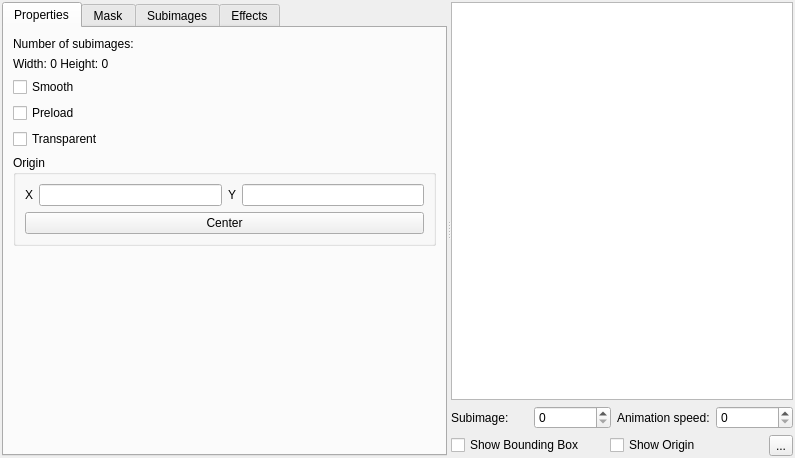
Above: widgets/spritewidget.ui from enigma-dev/RadialGM before the change. Below: the same form after it.
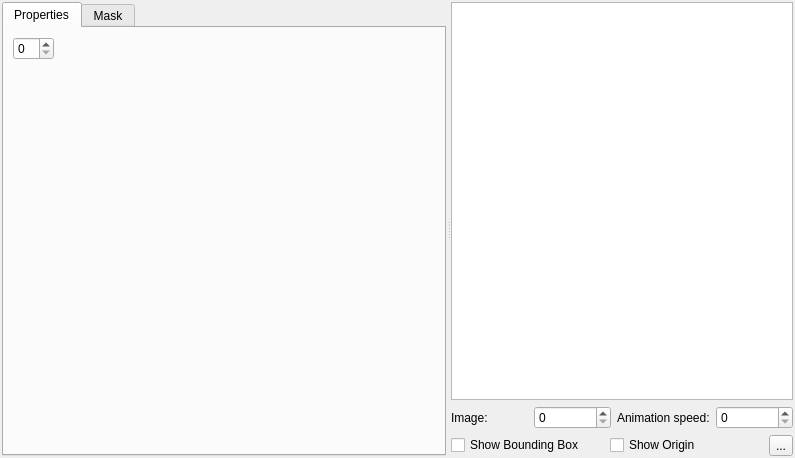
That is the form after the change. The open tabs and pages were chosen to show the change. Icons and pictures are not drawn.

```diff
--- a/widgets/spritewidget.ui
+++ b/widgets/spritewidget.ui
@@ -28,10 +28,34 @@
    </property>
    <item>
     <widget class="QSplitter" name="splitter">
+     <property name="sizePolicy">
+      <sizepolicy hsizetype="Expanding" vsizetype="Preferred">
+       <horstretch>0</horstretch>
+       <verstretch>0</verstretch>
+      </sizepolicy>
+     </property>
+     <property name="minimumSize">
+      <size>
+       <width>0</width>
+       <height>0</height>
+      </size>
+     </property>
      <property name="orientation">
       <enum>Qt::Horizontal</enum>
      </property>
+     <property name="opaqueResize">
+      <bool>true</bool>
+     </property>
+     <property name="handleWidth">
+      <number>5</number>
+     </property>
      <widget class="QTabWidget" name="tabWidget">
+      <property name="sizePolicy">
+       <sizepolicy hsizetype="Expanding" vsizetype="Expanding">
+        <horstretch>0</horstretch>
+        <verstretch>0</verstretch>
+       </sizepolicy>
+      </property>
       <property name="currentIndex">
        <number>0</number>
       </property>
@@ -40,122 +64,11 @@
         <string>Properties</string>
        </attribute>
        <layout class="QFormLayout" name="formLayout_5">
-        <item row="0" column="0" colspan="2">
-         <layout class="QVBoxLayout" name="verticalLayout_6">
-          <item>
-           <layout class="QVBoxLayout" name="verticalLayout_4">
-            <item>
-             <widget class="QLabel" name="label_3">
-              <property name="sizePolicy">
-               <sizepolicy hsizetype="Preferred" vsizetype="Fixed">
-                <horstretch>0</horstretch>
-                <verstretch>0</verstretch>
-               </sizepolicy>
-              </property>
-              <property name="text">
-               <string>Number of subimages:</string>
-              </property>
-             </widget>
-            </item>
-            <item>
-             <widget class="QLabel" name="label_4">
-              <property name="sizePolicy">
-               <sizepolicy hsizetype="Preferred" vsizetype="Fixed">
-                <horstretch>0</horstretch>
-                <verstretch>0</verstretch>
-               </sizepolicy>
-              </property>
-              <property name="text">
-               <string>Width: 0 Height: 0</string>
-              </property>
-             </widget>
-            </item>
-            <item>
-             <widget class="QCheckBox" name="checkBox_3">
-              <property name="text">
-               <string>Smooth</string>
-              </property>
-             </widget>
-            </item>
-            <item>
-             <widget class="QCheckBox" name="checkBox_4">
-              <property name="text">
-               <string>Preload</string>
-              </property>
-             </widget>
-            </item>
-            <item>
-             <widget class="QCheckBox" name="checkBox_5">
-              <property name="text">
-               <string>Transparent</string>
-              </property>
-             </widget>
-            </item>
-           </layout>
-          </item>
-          <item>
-           <widget class="QGroupBox" name="groupBox_3">
-            <property name="sizePolicy">
-             <sizepolicy hsizetype="Preferred" vsizetype="Fixed">
-              <horstretch>0</horstretch>
-              <verstretch>0</verstretch>
-             </sizepolicy>
-            </property>
-            <property name="title">
-             <string>Origin</string>
-            </property>
-            <layout class="QVBoxLayout" name="verticalLayout_5">
-             <item>
-              <layout class="QVBoxLayout" name="verticalLayout_3">
-               <item>
-                <layout class="QHBoxLayout" name="horizontalLayout_3">
-                 <item>
-                  <widget class="QLabel" name="label_6">
-                   <property name="sizePolicy">
-                    <sizepolicy hsizetype="Preferred" vsizetype="Fixed">
-                     <horstretch>0</horstretch>
-                     <verstretch>0</verstretch>
-                    </sizepolicy>
-                   </property>
-                   <property name="text">
-                    <string>X</string>
-                   </property>
-                  </widget>
-                 </item>
-                 <item>
-                  <widget class="QLineEdit" name="lineEdit"/>
-                 </item>
-                 <item>
-                  <widget class="QLabel" name="label_7">
-                   <property name="sizePolicy">
-                    <sizepolicy hsizetype="Preferred" vsizetype="Fixed">
-                     <horstretch>0</horstretch>
-                     <verstretch>0</verstretch>
-                    </sizepolicy>
-                   </property>
-                   <property name="text">
-                    <string>Y</string>
-                   </property>
-                  </widget>
-                 </item>
-                 <item>
-                  <widget class="QLineEdit" name="lineEdit_2"/>
-                 </item>
-                </layout>
-               </item>
-               <item>
-                <widget class="QPushButton" name="pushButton_12">
-                 <property name="text">
-                  <string>Center</string>
-                 </property>
-                </widget>
-               </item>
-              </layout>
-             </item>
-            </layout>
-           </widget>
-          </item>
-         </layout>
+        <property name="fieldGrowthPolicy">
+         <enum>QFormLayout::AllNonFixedFieldsGrow</enum>
+        </property>
+        <item row="0" column="0">
+         <widget class="QSpinBox" name="spinBox_3"/>
         </item>
        </layout>
       </widget>
@@ -312,99 +225,6 @@
         </item>
        </layout>
       </widget>
-      <widget class="QWidget" name="tab_4">
-       <attribute name="title">
-        <string>Subimages</string>
-       </attribute>
-      </widget>
-      <widget class="QWidget" name="tab_2">
-       <attribute name="title">
-        <string>Effects</string>
-       </attribute>
-       <layout class="QFormLayout" name="formLayout">
-        <item row="0" column="0" colspan="2">
-         <layout class="QGridLayout" name="gridLayout">
-          <item row="0" column="0">
-           <widget class="QPushButton" name="pushButton">
-            <property name="text">
-             <string>Invert</string>
-            </property>
-           </widget>
-          </item>
-          <item row="0" column="1">
-           <widget class="QPushButton" name="pushButton_2">
-            <property name="text">
-             <string>Flip</string>
-            </property>
-           </widget>
-          </item>
-          <item row="0" column="2">
-           <widget class="QPushButton" name="pushButton_3">
-            <property name="text">
-             <string>Rotate</string>
-            </property>
-           </widget>
-          </item>
-          <item row="1" column="0">
-           <widget class="QPushButton" name="pushButton_5">
-            <property name="text">
-             <string>Rotate Fraction</string>
-            </property>
-           </widget>
-          </item>
-          <item row="1" column="1">
-           <widget class="QPushButton" name="pushButton_6">
-            <property name="text">
-             <string>Reverse</string>
-            </property>
-           </widget>
-          </item>
-          <item row="1" column="2">
-           <widget class="QPushButton" name="pushButton_4">
-            <property name="text">
-             <string>Add Reverse</string>
-            </property>
-           </widget>
-          </item>
-          <item row="2" column="0">
-           <widget class="QPushButton" name="pushButton_9">
-            <property name="text">
-             <string>Fade</string>
-            </property>
-           </widget>
-          </item>
-          <item row="2" column="1">
-           <widget class="QPushButton" name="pushButton_10">
-            <property name="text">
-             <string>Shrink</string>
-            </property>
-           </widget>
-          </item>
-          <item row="2" column="2">
-           <widget class="QPushButton" name="pushButton_11">
-            <property name="text">
-             <string>Grow</string>
-            </property>
-           </widget>
-          </item>
-          <item row="3" column="0">
-           <widget class="QPushButton" name="pushButton_7">
-            <property name="text">
-             <string>Color to Alpha</string>
-            </property>
-           </widget>
-          </item>
-          <item row="3" column="1">
-           <widget class="QPushButton" name="pushButton_8">
-            <property name="text">
-             <string>Alpha to Color</string>
-            </property>
-           </widget>
-          </item>
-         </layout>
-        </item>
-       </layout>
-      </widget>
      </widget>
      <widget class="QWidget" name="layoutWidget">
       <layout class="QVBoxLayout" name="verticalLayout">
@@ -416,7 +236,7 @@
          <item>
           <widget class="QLabel" name="label">
            <property name="text">
-            <string>Subimage:</string>
+            <string>Image:</string>
            </property>
           </widget>
          </item>
```
Left out of the diff: 2 changed lines with no effect on the pictures.
